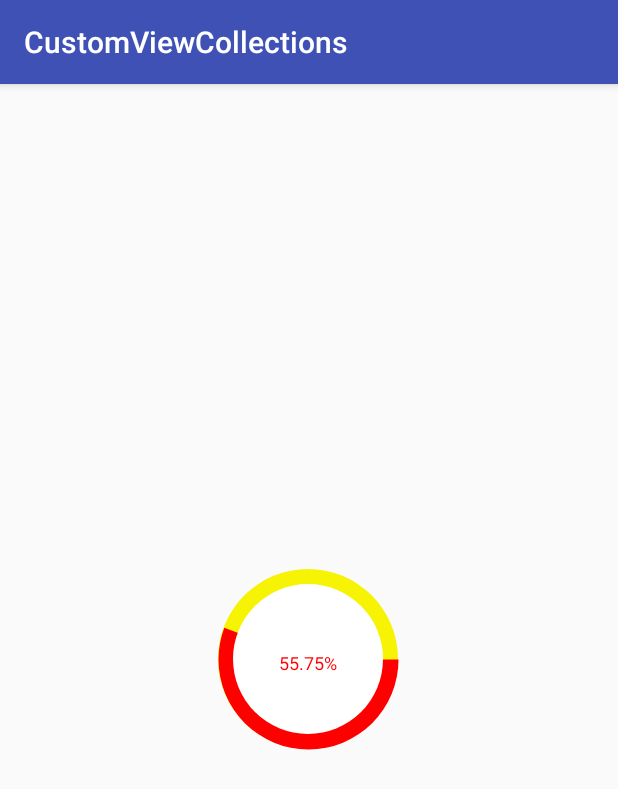
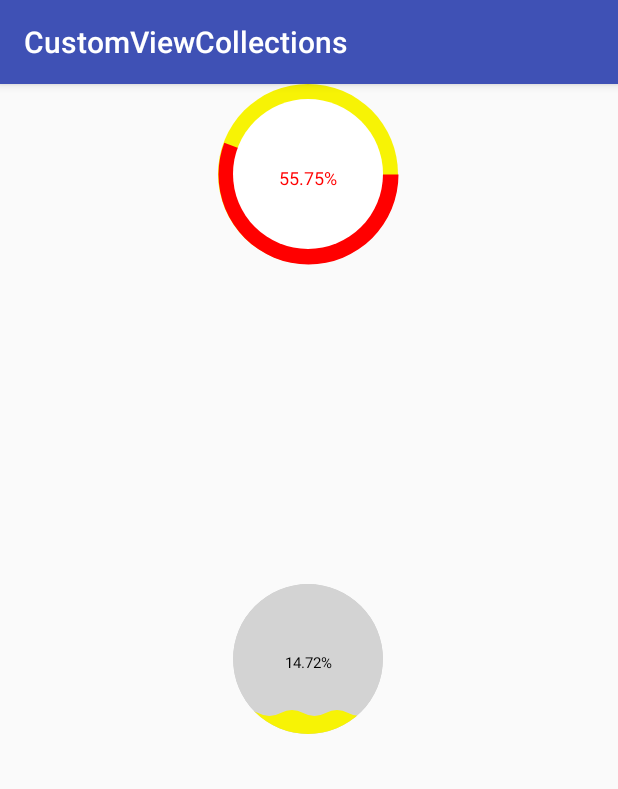
Before and after one commit to ckwcc/CustomViewCollections, an Android app: the LevelViewActivity screen opened directly, with no data from a screen before it, on a phone screen of 412 x 824 dp. Shown: the top 789 px of the screen. Run offline under Robolectric (Android 15) with nearby library versions, the phone set to English and light mode, and no system bars.

Commit message:
new:添加圆形垂直进度条控件

```diff
--- /dev/null
+++ b/app/src/main/java/com/ckw/customviewcollections/level_view/CircleVerticalView.kt
@@ -0,0 +1,237 @@
+package com.ckw.customviewcollections.level_view
+
+import android.animation.AnimatorSet
+import android.animation.ObjectAnimator
+import android.animation.ValueAnimator
+import android.annotation.SuppressLint
+import android.content.Context
+import android.graphics.Canvas
+import android.graphics.Color
+import android.graphics.Paint
+import android.graphics.Path
+import android.util.AttributeSet
+import android.view.View
+import android.view.animation.LinearInterpolator
+import com.ckw.customviewcollections.KLogUtil
+import com.ckw.customviewcollections.R
+
+/**
+ * Created by ckw
+ * on 2018/6/11.
+ */
+class CircleVerticalView : View{
+
+    private var mWidth = 0f
+    private var mHeight = 0f
+
+    private var mCirclePaint: Paint? = null
+    private var mCircleBgColor = Color.WHITE
+    private var mCirclePath: Path? = null
+    /*
+    * 圆形半径
+    * */
+    private var mViewRadius = 50f
+
+    /*
+    * 设置的垂直方向的百分比
+    * */
+    private var mVerticalPercent = 0f
+
+    /*
+    * 随着动画的进行不断上涨，直到达到设定的progress
+    * */
+    private var mProgressHeight = 0f
+
+    /*
+    * 波浪画笔
+    * */
+    private var mWavePaint: Paint? = null
+    private var mWaveColor = Color.YELLOW
+    /*
+    * 半个波长的宽度
+    * */
+    private var mWaveWidth = 60f
+    /*
+    * 横向的偏移量
+    * */
+    private var mOffset = 0f
+
+    /*
+    * 波浪的高度
+    * */
+    private var mWaveHeight = 10f
+
+    private var mTextPaint: Paint? = null
+    private var mTextSize = 24f
+    private var mTextColor = Color.RED
+
+    constructor(context: Context?) : this(context,null)
+    constructor(context: Context?, attrs: AttributeSet?) : this(context, attrs,0)
+    constructor(context: Context?, attrs: AttributeSet?, defStyleAttr: Int) : super(context, attrs, defStyleAttr){
+        init(context!!,attrs!!)
+    }
+
+    private fun init(context: Context, attrs: AttributeSet) {
+        val typedArray = context.obtainStyledAttributes(attrs, R.styleable.CircleVerticalView)
+
+        mViewRadius = typedArray.getDimension(R.styleable.CircleVerticalView_circleVerticalViewRadius,mViewRadius)
+        mCircleBgColor = typedArray.getColor(R.styleable.CircleVerticalView_circleVerticalViewBgColor,mCircleBgColor)
+        val progress = typedArray.getFloat(R.styleable.CircleVerticalView_verticalPercent,mVerticalPercent)
+        mVerticalPercent = progress * mViewRadius .div(50f)
+        mWaveWidth = typedArray.getDimension(R.styleable.CircleVerticalView_waveWidth,mWaveWidth)
+        mWaveHeight = typedArray.getDimension(R.styleable.CircleVerticalView_waveHeight,mWaveHeight)
+        mWaveColor = typedArray.getColor(R.styleable.CircleVerticalView_waveColor,mWaveColor)
+        mTextSize = typedArray.getDimension(R.styleable.CircleVerticalView_circleVerticalTextSize,mTextSize)
+        mTextColor = typedArray.getColor(R.styleable.CircleVerticalView_circleVerticalTextColor,mTextColor)
+
+        mTextPaint = Paint(Paint.ANTI_ALIAS_FLAG)
+        mTextPaint!!.textSize = mTextSize
+        mTextPaint!!.color = mTextColor
+        mTextPaint!!.style = Paint.Style.FILL
+        mTextPaint!!.strokeWidth = 1f
+
+        mCirclePaint = Paint(Paint.ANTI_ALIAS_FLAG)
+        mCirclePaint!!.style = Paint.Style.FILL
+        mCirclePaint!!.color = mCircleBgColor
+
+        mWavePaint = Paint(Paint.ANTI_ALIAS_FLAG)
+        mWavePaint!!.style = Paint.Style.FILL
+        mWavePaint!!.color = mWaveColor
+
+        mCirclePath = Path()
+
+        typedArray.recycle()
+    }
+
+    override fun onSizeChanged(w: Int, h: Int, oldw: Int, oldh: Int) {
+        super.onSizeChanged(w, h, oldw, oldh)
+        if(w > 0 && h > 0){
+            mWidth = w.toFloat()
+            mHeight = h.toFloat()
+        }
+    }
+
+    override fun onMeasure(widthMeasureSpec: Int, heightMeasureSpec: Int) {
+        super.onMeasure(widthMeasureSpec, heightMeasureSpec)
+        val widthMode = MeasureSpec.getMode(widthMeasureSpec)
+        val heightMode = MeasureSpec.getMode(heightMeasureSpec)
+
+        if(widthMode == MeasureSpec.EXACTLY && heightMode == MeasureSpec.EXACTLY){
+            setMeasuredDimension(widthMeasureSpec,heightMeasureSpec)
+        }else{
+            setMeasuredDimension((mViewRadius * 2 + 1f).toInt(),(mViewRadius * 2 + 1).toInt())
+        }
+
+    }
+
+    override fun onDraw(canvas: Canvas?) {
+        super.onDraw(canvas)
+        //将画布裁剪成圆形
+        mCirclePath!!.addCircle(width.div(2).toFloat(),height.div(2).toFloat(),mViewRadius,Path.Direction.CW)
+        canvas!!.clipPath(mCirclePath)
+        canvas.drawPaint(mCirclePaint)
+        canvas.drawCircle(width.div(2).toFloat(),height.div(2).toFloat(),mViewRadius,mCirclePaint)
+
+        canvas.drawPath(drawWave(),mWavePaint)
+
+        val centerX = mWidth.div(2).toFloat()
+        val centerY = mHeight.div(2).toFloat()
+
+        var text = String.format("%.2f",mProgressHeight.div(mViewRadius * 2) * 100).plus("%")
+        val textWidth = mTextPaint!!.measureText(text)
+        val textHeight = getFontHeight(mTextPaint!!)
+        canvas!!.drawText(text,
+                centerX - textWidth.div(2),
+                centerY + textHeight.div(2),
+                mTextPaint!!)
+    }
+
+    /*
+    * 画波浪
+    * */
+    private fun drawWave(): Path {
+        //半个波长，也就是sin的二分之一
+        val itemWidth = mWaveWidth.div(2)
+        //屏幕中需要出现的半波长个数
+        val itemNumber = (mWidth.div(mWaveWidth) * 2).toInt() + 1
+        val path = Path()
+        //起始坐标
+        path.moveTo(-itemWidth * 3,mHeight)
+
+        for (i in -3 until itemNumber){
+            val startX = itemWidth * i
+            path.quadTo(startX+itemWidth.div(2)+mOffset,
+                    getWaveHeight(i),
+                    startX + itemWidth + mOffset,
+                    mHeight - mProgressHeight)
+        }
+
+        path.lineTo(mWidth,mHeight)
+        path.lineTo(0f,mHeight)
+        path.close()
+
+        return path
+    }
+
+    /*
+    * 得到波浪在Y轴上的高度（最高点和最低点）
+    * */
+    private fun getWaveHeight(i: Int): Float{
+        if(i % 2 == 0){
+            return mHeight - mWaveHeight - mProgressHeight
+        }else{
+            return mHeight + mWaveHeight - mProgressHeight
+        }
+    }
+
+    /*
+    * 开启动画
+    * */
+    private fun startVerticalAnimation() {
+        val verticalAnimator = ObjectAnimator.ofFloat(0f,mVerticalPercent)
+        val horizontalAnimator = ObjectAnimator.ofFloat(0f,mWaveWidth)
+        horizontalAnimator.repeatCount = ObjectAnimator.INFINITE
+        horizontalAnimator.interpolator = LinearInterpolator()
+
+        verticalAnimator.addUpdateListener {
+            mProgressHeight = verticalAnimator.getAnimatedValue() as Float
+            invalidate()
+        }
+
+        horizontalAnimator.addUpdateListener {
+            mOffset = horizontalAnimator.getAnimatedValue() as Float
+            invalidate()
+        }
+
+        horizontalAnimator.duration = 2500
+        verticalAnimator.duration = 8000
+        horizontalAnimator.start()
+        verticalAnimator.start()
+
+    }
+
+    private fun getFontHeight(paint: Paint): Float {
+        val fm = paint.fontMetrics
+        return fm.descent - fm.ascent
+    }
+
+    /*
+    * 如果在xml中没有设置mVerticalPercent，可以在这个方法中设置百分比
+    * */
+    fun setVerticalProgress(progress: Float) {
+        if(mHeight != 0f){
+            mVerticalPercent = progress * mHeight .div(100f)
+        }else{
+            mVerticalPercent = progress * mViewRadius .div(50f)
+        }
+    }
+
+    fun start() {
+        startVerticalAnimation()
+    }
+
+
+
+
+
+}
--- a/app/src/main/java/com/ckw/customviewcollections/level_view/LevelViewActivity.kt
+++ b/app/src/main/java/com/ckw/customviewcollections/level_view/LevelViewActivity.kt
@@ -22,5 +22,9 @@ class LevelViewActivity : AppCompatActivity() {
 //        circleLevelView.setAngle(0f,100f)
         //通过设置百分比
         circleLevelView.setValue(55.746f)
+
+        val circleVerticalView = findViewById<CircleVerticalView>(R.id.circle_vertical_view)
+//        circleVerticalView.setVerticalProgress(50f)
+        circleVerticalView.start()
     }
 }
--- a/app/src/main/res/layout/activity_level_view.xml
+++ b/app/src/main/res/layout/activity_level_view.xml
@@ -6,7 +6,7 @@
 
     <com.ckw.customviewcollections.level_view.CircleLevelView
         android:id="@+id/circle_level_view"
-        android:layout_centerInParent="true"
+        android:layout_centerHorizontal="true"
         app:externalRadius="60dp"
         app:innerRadius="50dp"
         app:endAngle="250"
@@ -20,4 +20,20 @@
         android:layout_width="wrap_content"
         android:layout_height="wrap_content" />
 
+    <com.ckw.customviewcollections.level_view.CircleVerticalView
+        android:id="@+id/circle_vertical_view"
+        android:layout_centerVertical="true"
+        android:layout_centerHorizontal="true"
+        android:layout_width="wrap_content"
+        android:layout_height="wrap_content"
+        app:circleVerticalViewBgColor="@color/gray"
+        app:circleVerticalViewRadius="50dp"
+        app:verticalPercent="59.56"
+        app:waveHeight="4dp"
+        app:waveWidth="30dp"
+        app:circleVerticalTextSize="10sp"
+        app:circleVerticalTextColor="@color/black"
+        app:waveColor="@color/colorYellow"
+         />
+
 </RelativeLayout>
--- a/app/src/main/res/values/attrs.xml
+++ b/app/src/main/res/values/attrs.xml
@@ -30,4 +30,15 @@
         <attr name="isPercent" format="boolean"/>
     </declare-styleable>
 
+    <declare-styleable name="CircleVerticalView">
+        <attr name="circleVerticalViewRadius" format="dimension"/>
+        <attr name="circleVerticalViewBgColor" format="color"/>
+        <attr name="verticalPercent" format="float"/>
+        <attr name="waveColor" format="color"/>
+        <attr name="waveWidth" format="dimension"/>
+        <attr name="waveHeight" format="dimension"/>
+        <attr name="circleVerticalTextSize" format="dimension"/>
+        <attr name="circleVerticalTextColor" format="color"/>
+    </declare-styleable>
+
 </resources>
```
